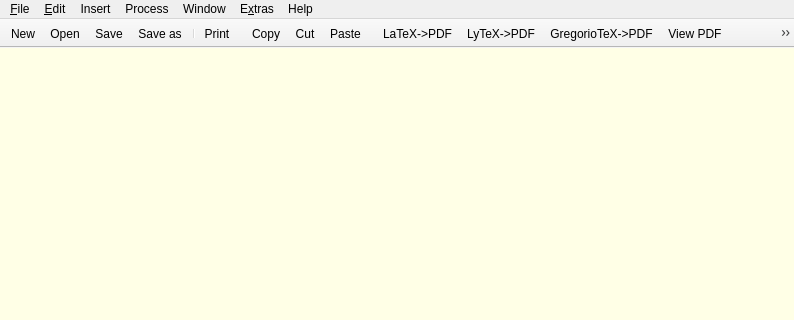
Qt form naprog.ui (dgj1983/Notatio-Antiqua) before a commit; both pictures show x 0 to 794 and y 0 to 320 of the 794 by 466 pixel window.
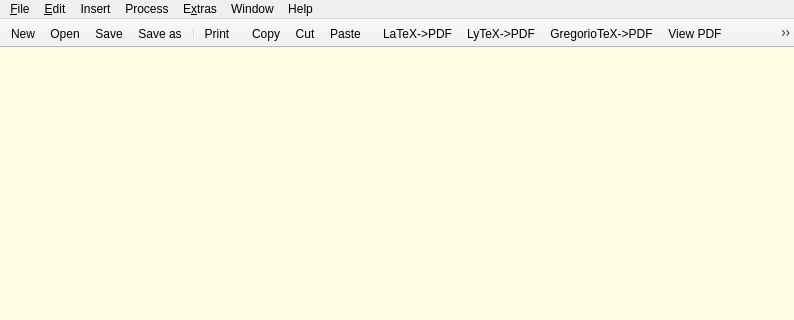
The same form after that commit. Icons and pictures are not drawn.

Commit message: Adding Window Menu

What changed in the file:
```diff
--- a/naprog.ui
+++ b/naprog.ui
@@ -207,8 +207,8 @@
    <addaction name="menuBearbeiten"/>
    <addaction name="menuEinf_gen"/>
    <addaction name="menuErstellen"/>
-   <addaction name="menuFenster"/>
    <addaction name="menuEinstellungen"/>
+   <addaction name="menuFenster"/>
    <addaction name="menuHilfe"/>
   </widget>
   <widget class="QStatusBar" name="statusBar"/>
```
Left out of the diff: 182 changed lines with no effect on the pictures. The commit also changes 1 other file.
